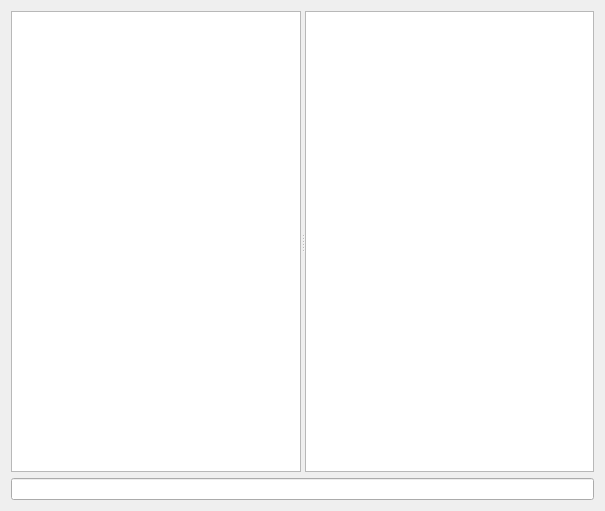
Qt form gui/channelform.ui (DrFrankenstein/IrcClient) before a commit.
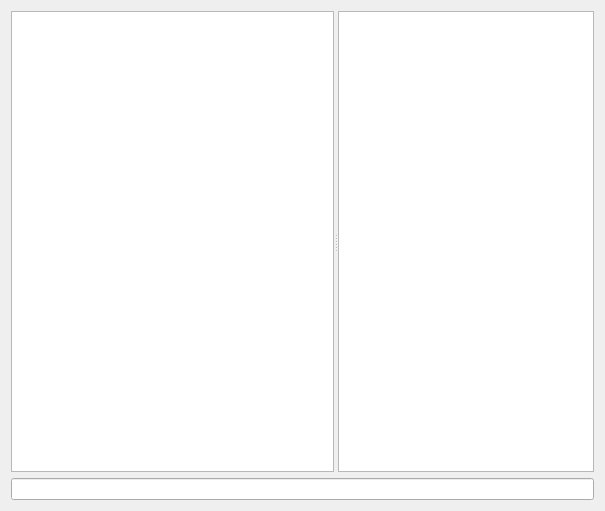
The same form after that commit. Custom widgets are drawn as their Qt base class.

```diff
--- a/gui/channelform.ui
+++ b/gui/channelform.ui
@@ -28,7 +28,7 @@
      <widget class="Gui::IrcChatBuffer" name="textEdit">
       <property name="sizePolicy">
        <sizepolicy hsizetype="Expanding" vsizetype="Expanding">
-        <horstretch>0</horstretch>
+        <horstretch>10</horstretch>
         <verstretch>0</verstretch>
        </sizepolicy>
       </property>
```
